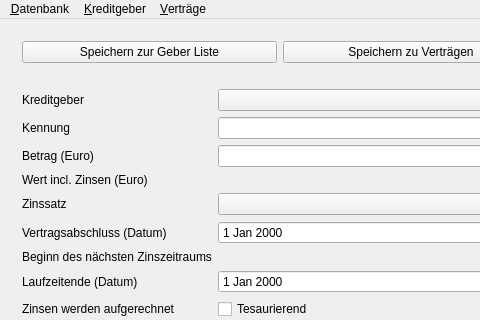
First picture: the form in mainwindow.ui, repository Schachigel/DKV2, before the edit; both pictures show x 0 to 480 and y 0 to 320 of the 836 by 516 pixel window.
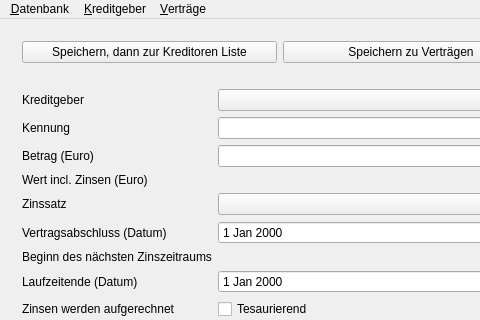
Second picture: the form after the edit.

Patch:
```diff
--- a/mainwindow.ui
+++ b/mainwindow.ui
@@ -231,7 +231,7 @@
              <string>Speichert den Vertrag und kehrt zur Liste der DK Geber zurück</string>
             </property>
             <property name="text">
-             <string>Speichern zur Geber Liste</string>
+             <string>Speichern, dann zur Kreditoren Liste</string>
             </property>
            </widget>
           </item>
```
Left out of the diff: 32 changed lines with no effect on the pictures.
